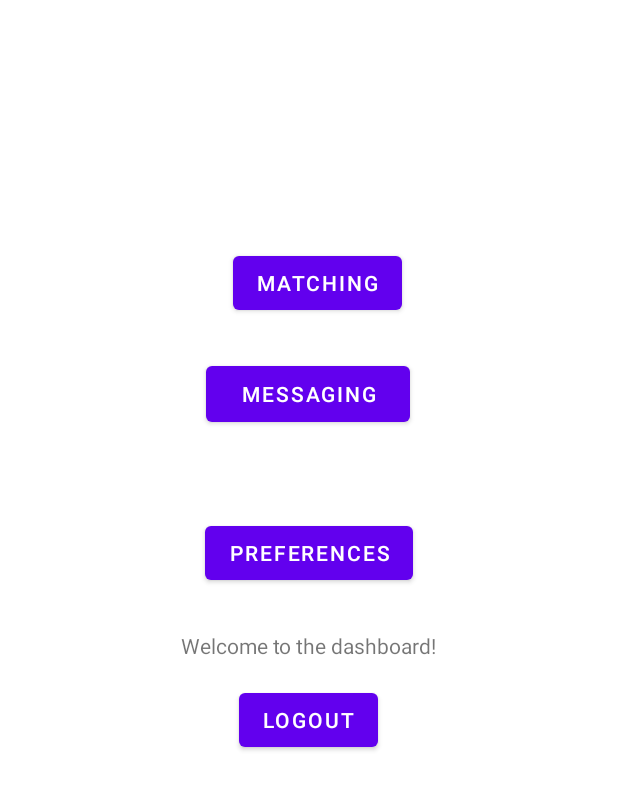
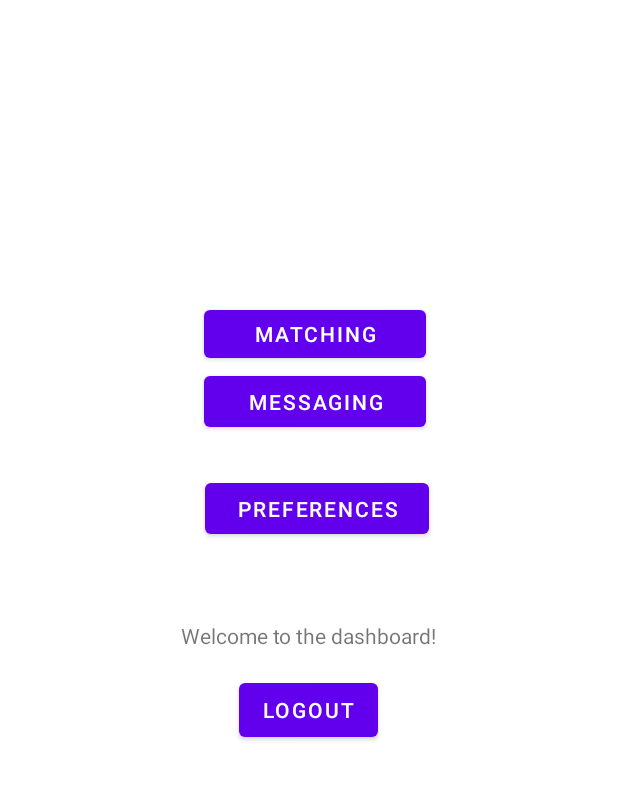
Before and after one commit to WSU-4110/GymBuddy, an Android app: the layout activity_main.xml on its own in the app's theme, with its tools: preview values and no code run, on a phone screen of 412 x 824 dp. Shown: the top 790 px of the screen. Run offline under Robolectric (Android 15) with nearby library versions, the phone set to English and light mode, and no system bars; Roboto replaces fonts that are not available here.

Commit message:
Cleaned up homepage

```diff
--- a/app/src/main/res/layout/activity_main.xml
+++ b/app/src/main/res/layout/activity_main.xml
@@ -31,10 +31,10 @@
 
     <Button
         android:id="@+id/button2"
-        android:layout_width="wrap_content"
-        android:layout_height="wrap_content"
+        android:layout_width="149dp"
+        android:layout_height="46dp"
         android:layout_marginStart="16dp"
-        android:layout_marginBottom="28dp"
+        android:layout_marginBottom="52dp"
         android:onClick="preferences"
         android:text="Preferences"
         app:layout_constraintBottom_toTopOf="@+id/textView3"
@@ -42,23 +42,21 @@
 
     <Button
         android:id="@+id/button3"
-        android:layout_width="136dp"
-        android:layout_height="49dp"
+        android:layout_width="148dp"
+        android:layout_height="46dp"
         android:layout_marginTop="210dp"
-        android:layout_marginBottom="106dp"
+        android:layout_marginBottom="88dp"
         android:text="Messaging"
         app:layout_constraintBottom_toTopOf="@+id/textView3"
         app:layout_constraintEnd_toEndOf="parent"
-        app:layout_constraintHorizontal_bias="0.498"
+        app:layout_constraintHorizontal_bias="0.515"
         app:layout_constraintStart_toStartOf="parent"
         app:layout_constraintTop_toTopOf="parent" />
 
     <Button
         android:id="@+id/button5"
-        android:layout_width="wrap_content"
-        android:layout_height="wrap_content"
-        android:layout_marginEnd="5dp"
-        android:layout_marginBottom="25dp"
+        android:layout_width="148dp"
+        android:layout_height="44dp"
         android:text="Matching"
         app:layout_constraintBottom_toTopOf="@+id/button3"
         app:layout_constraintEnd_toEndOf="@+id/button3" />
```
